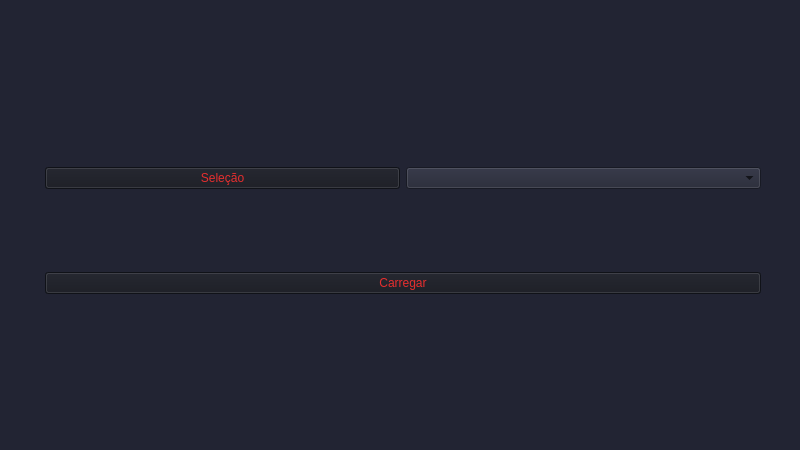
Before: the Qt Designer form reddragons/interface/ui_files/carregar.ui in Red-Dragons-UFSCar/red-visao, drawn with Qt 5.
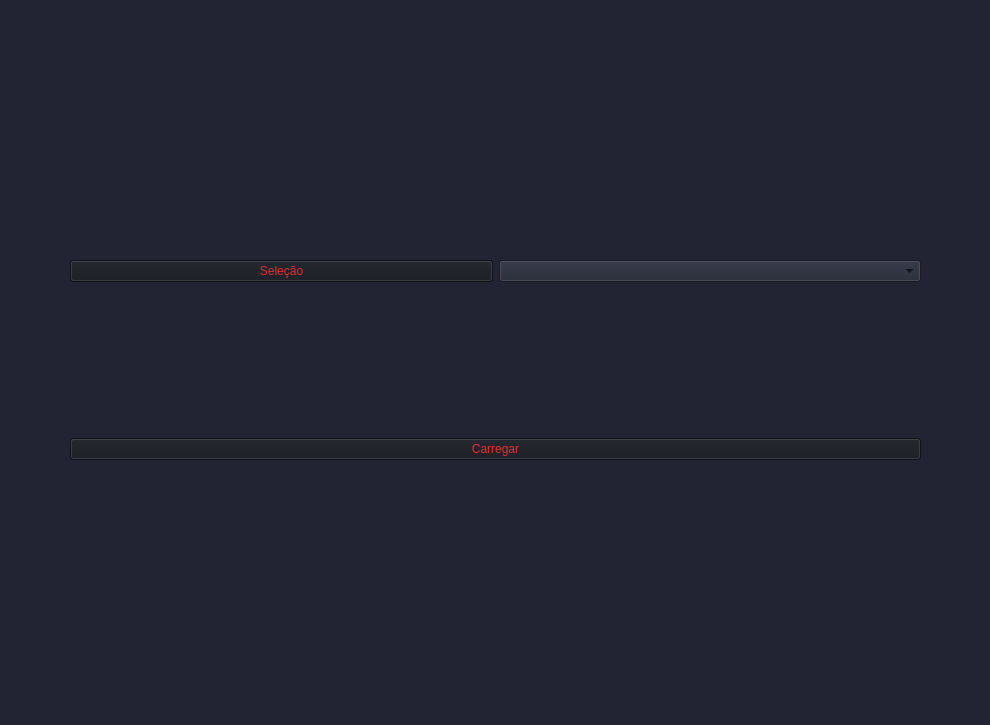
After: the same form once the commit is applied.

Patch:
```diff
--- a/reddragons/interface/ui_files/carregar.ui
+++ b/reddragons/interface/ui_files/carregar.ui
@@ -9,20 +9,20 @@
    <rect>
     <x>0</x>
     <y>0</y>
-    <width>800</width>
-    <height>450</height>
+    <width>990</width>
+    <height>725</height>
    </rect>
   </property>
   <property name="minimumSize">
    <size>
-    <width>800</width>
-    <height>450</height>
+    <width>990</width>
+    <height>725</height>
    </size>
   </property>
   <property name="maximumSize">
    <size>
-    <width>800</width>
-    <height>450</height>
+    <width>990</width>
+    <height>725</height>
    </size>
   </property>
   <property name="windowTitle">
@@ -35,10 +35,10 @@
    <widget class="QWidget" name="gridLayoutWidget">
     <property name="geometry">
      <rect>
-      <x>45</x>
-      <y>90</y>
-      <width>716</width>
-      <height>281</height>
+      <x>70</x>
+      <y>110</y>
+      <width>851</width>
+      <height>501</height>
      </rect>
     </property>
     <layout class="QGridLayout" name="gridLayout" columnstretch="0">
```
